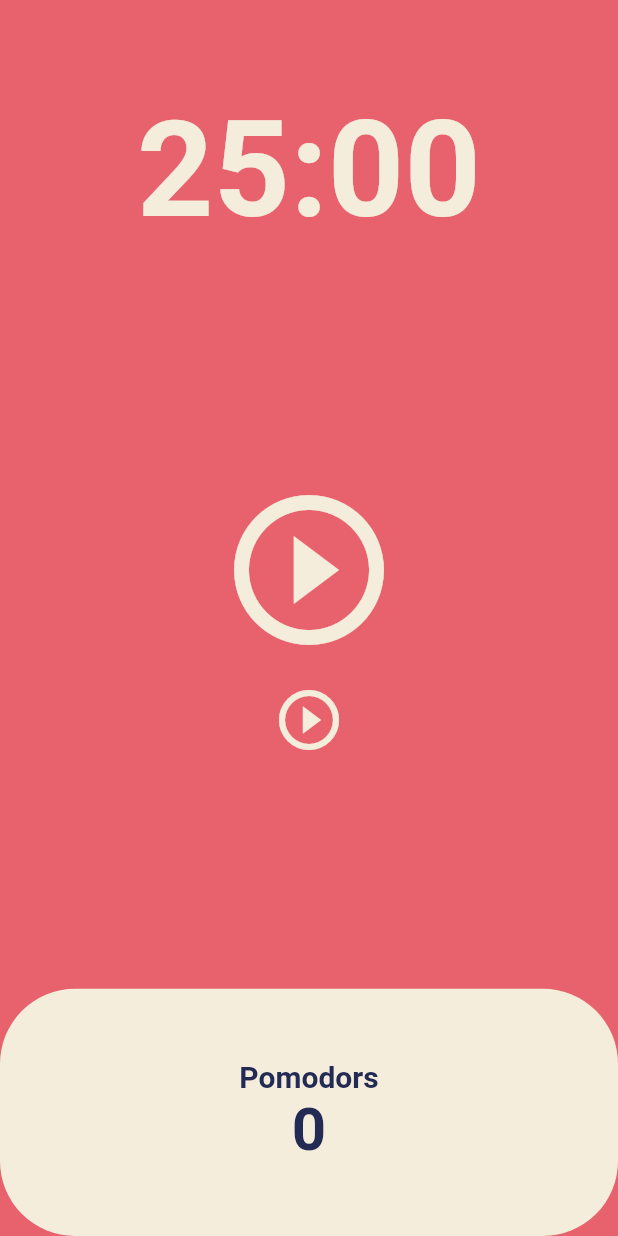
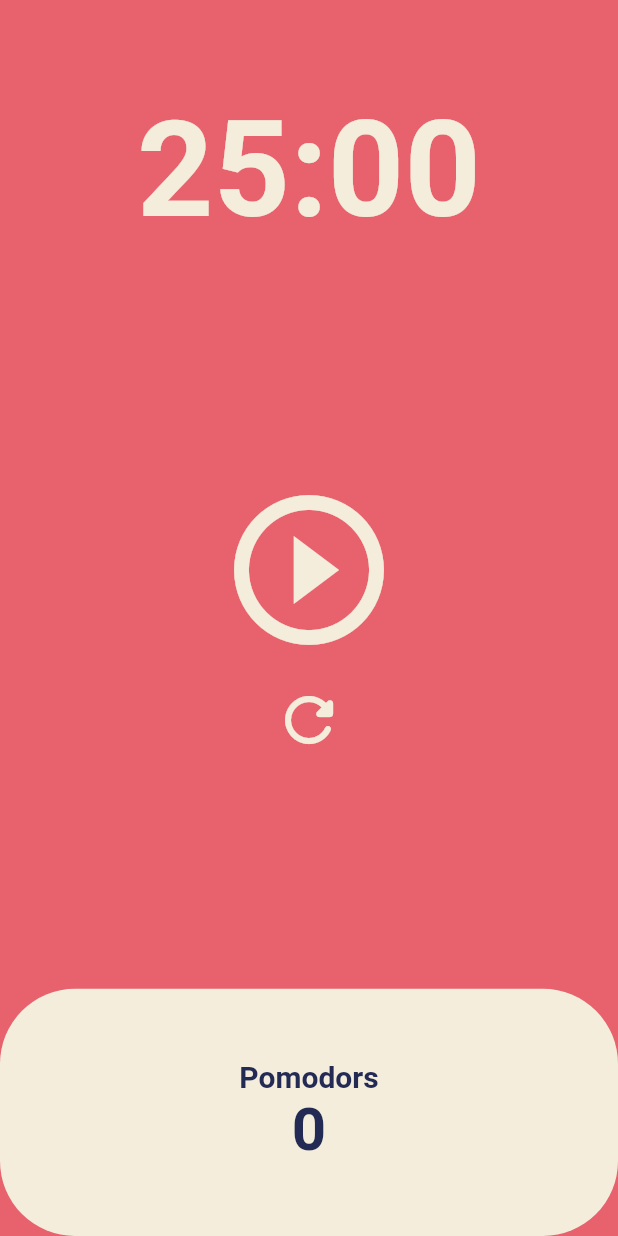
Before and after one commit to lee-tae-eon/learn-flutter, a Flutter app: the screen it shows after launch, on a phone screen of 412 x 824 dp. Run offline on Flutter 3.47's test engine with Material 2 defaults, Android fonts, the phone set to English and light mode, and no system bars.

Commit message:
ADD: refresh

```diff
--- a/lib/screen/home_screen.dart
+++ b/lib/screen/home_screen.dart
@@ -98,10 +98,8 @@ class _HomeScreenState extends State<HomeScreen> {
                     iconSize: 48,
                     color: Theme.of(context).cardColor,
                     onPressed: onPressed,
-                    icon: Icon(
-                      isRunning
-                          ? Icons.pause_circle_filled_outlined
-                          : Icons.play_circle_outline,
+                    icon: const Icon(
+                      Icons.refresh_rounded,
                     ),
                   ),
                 )
```
